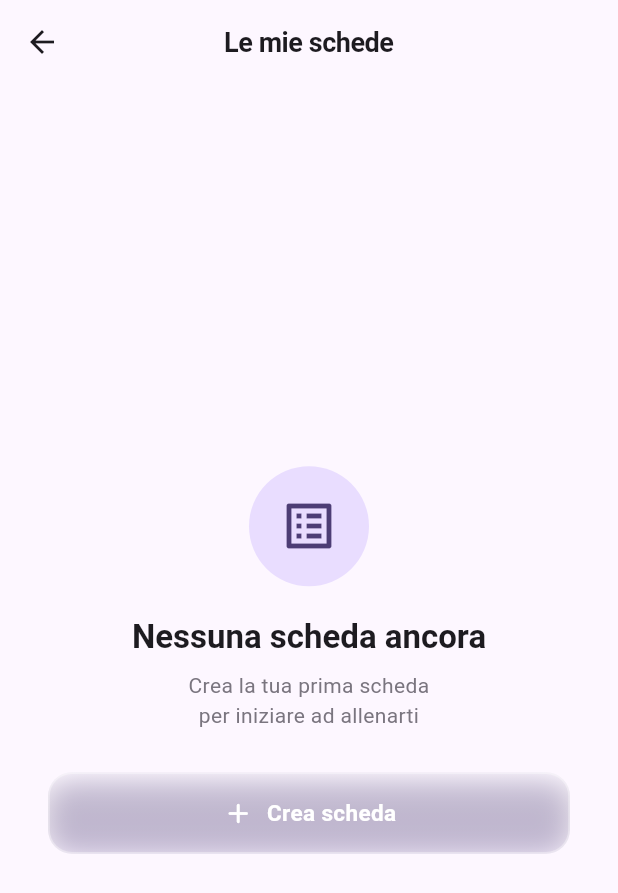
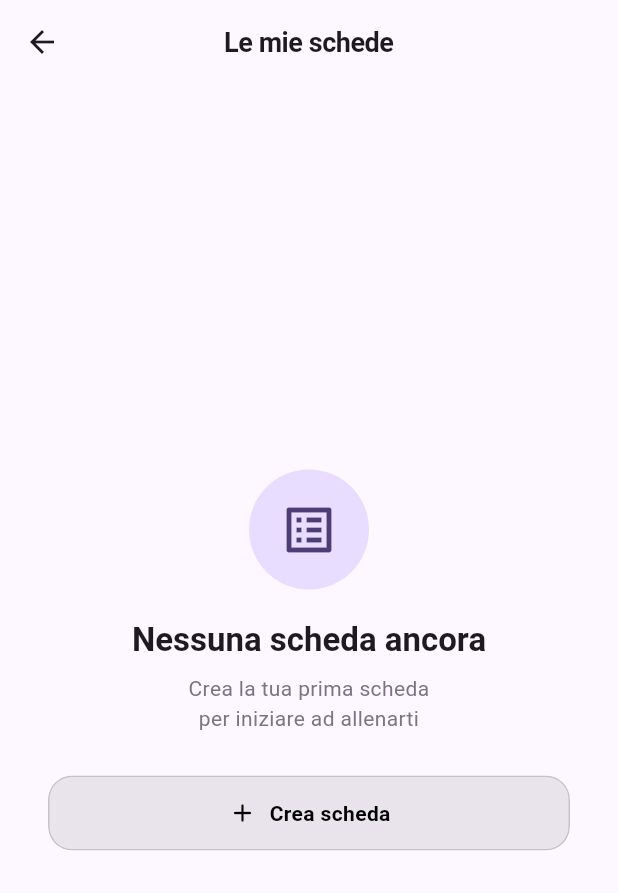
Before and after one commit to andreepv06/gymapp, a Flutter app: the WorkoutsScreen screen opened directly, on a phone screen of 412 x 824 dp. Shown: the top 893 px of the screen. Run offline on Flutter 3.47's test engine with Material 3 defaults, Android fonts, the phone set to English and light mode, and no system bars; our stand-ins replace audioplayers, fl_chart, hive, hive_flutter, image_picker, shared_preferences; missing offline and left inert: dart:html; accounts and stored records are empty.

Commit message:
non ne posso più

```diff
--- a/lib/screens/workouts/workouts_screen.dart
+++ b/lib/screens/workouts/workouts_screen.dart
@@ -1,9 +1,10 @@
-import 'dart:ui';
+//import 'dart:ui';
 import 'package:flutter/material.dart';
 import 'package:provider/provider.dart';
 import '../../models/hive_models.dart';
 import '../../providers/workout_provider.dart';
 import 'workout_detail_screen.dart';
+import '../../widgets/glass_button.dart';
 
 class WorkoutsScreen extends StatefulWidget {
   const WorkoutsScreen({super.key});
@@ -140,118 +141,9 @@ class _WorkoutsScreenState extends State<WorkoutsScreen> {
   }
 }
 
-// ── Lista schede con bottone glass in fondo ──
-class _WorkoutList extends StatelessWidget {
-  final List<HiveWorkout> workouts;
-  final VoidCallback onAdd;
-
-  const _WorkoutList({required this.workouts, required this.onAdd});
-
-  @override
-  Widget build(BuildContext context) {
-    final bottomPadding = MediaQuery.of(context).padding.bottom;
-    final isDark = Theme.of(context).brightness == Brightness.dark;
-
-    return Column(
-      children: [
-        Expanded(
-          child: ListView.separated(
-            padding: const EdgeInsets.fromLTRB(16, 16, 16, 12),
-            itemCount: workouts.length,
-            separatorBuilder: (_, __) => const SizedBox(height: 8),
-            itemBuilder: (_, i) => _WorkoutCard(workout: workouts[i]),
-          ),
-        ),
-        Padding(
-          padding: EdgeInsets.fromLTRB(32, 8, 32, bottomPadding + 100),
-          child: _WorkoutGlassButton(
-            onTap: onAdd,
-            isDark: isDark,
-            icon: Icons.add_rounded,
-            label: 'Nuova scheda',
-          ),
-        ),
-      ],
-    );
-  }
-}
 
 // ── Bottone glass riusabile ──
 // Usa gli stessi colori del bottone "Aggiungi esercizi" in workout_detail_screen
-class _WorkoutGlassButton extends StatelessWidget {
-  final VoidCallback onTap;
-  final bool isDark;
-  final IconData icon;
-  final String label;
-
-  const _WorkoutGlassButton({
-    required this.onTap,
-    required this.isDark,
-    required this.icon,
-    required this.label,
-  });
-
-  @override
-  Widget build(BuildContext context) {
-    final cs = Theme.of(context).colorScheme;
-    // Stesso schema colore usato in workout_detail_screen._GlassButton
-    final baseColor = cs.primary;
-    final borderColor =
-        Colors.white.withOpacity(isDark ? 0.12 : 0.35);
-    final glassOverlay =
-        Colors.white.withOpacity(isDark ? 0.07 : 0.2);
-
-    return ClipRRect(
-      borderRadius: BorderRadius.circular(16),
-      child: BackdropFilter(
-        filter: ImageFilter.blur(sigmaX: 10, sigmaY: 10),
-        child: Material(
-          color: Colors.transparent,
-          child: InkWell(
-            onTap: onTap,
-            child: Container(
-              width: double.infinity,
-              padding:
-                  const EdgeInsets.symmetric(horizontal: 24, vertical: 15),
-              decoration: BoxDecoration(
-                color: baseColor,
-                borderRadius: BorderRadius.circular(16),
-                border: Border.all(color: borderColor, width: 1.2),
-                gradient: LinearGradient(
-                  begin: Alignment.topCenter,
-                  end: Alignment.bottomCenter,
-                  colors: [glassOverlay, Colors.transparent],
-                ),
-                boxShadow: [
-                  BoxShadow(
-                    color: baseColor.withOpacity(0.35),
-                    blurRadius: 16,
-                    offset: const Offset(0, 4),
-                  ),
-                ],
-              ),
-              child: Row(
-                mainAxisAlignment: MainAxisAlignment.center,
-                children: [
-                  Icon(icon, color: cs.onPrimary, size: 22),
-                  const SizedBox(width: 8),
-                  Text(
-                    label,
-                    style: TextStyle(
-                      color: cs.onPrimary,
-                      fontWeight: FontWeight.w700,
-                      fontSize: 15,
-                    ),
-                  ),
-                ],
-              ),
-            ),
-          ),
-        ),
-      ),
-    );
-  }
-}
 
 class _WorkoutCard extends StatelessWidget {
   final HiveWorkout workout;
@@ -469,9 +361,8 @@ class _EmptyState extends StatelessWidget {
                   ?.copyWith(color: cs.outline),
             ),
             const SizedBox(height: 28),
-            _WorkoutGlassButton(
+            GlassButton(
               onTap: onAdd,
-              isDark: isDark,
               icon: Icons.add_rounded,
               label: 'Crea scheda',
             ),
@@ -481,3 +372,47 @@ class _EmptyState extends StatelessWidget {
     );
   }
 }
+
+class _WorkoutList extends StatelessWidget {
+  final List<HiveWorkout> workouts;
+  final VoidCallback onAdd;
+
+  const _WorkoutList({
+    required this.workouts,
+    required this.onAdd,
+  });
+
+  @override
+  Widget build(BuildContext context) {
+    final bottomPadding = MediaQuery.of(context).padding.bottom;
+
+    return Column(
+      children: [
+        Expanded(
+          child: ListView.separated(
+            padding: const EdgeInsets.fromLTRB(16, 16, 16, 12),
+            itemCount: workouts.length,
+            separatorBuilder: (_, __) => const SizedBox(height: 8),
+            itemBuilder: (_, i) {
+              return _WorkoutCard(workout: workouts[i]);
+            },
+          ),
+        ),
+
+        Padding(
+          padding: EdgeInsets.fromLTRB(
+            32,
+            8,
+            32,
+            bottomPadding + 100,
+          ),
+          child: GlassButton(
+            onTap: onAdd,
+            icon: Icons.add_rounded,
+            label: 'Nuova scheda',
+          ),
+        ),
+      ],
+    );
+  }
+}
--- /dev/null
+++ b/lib/widgets/glass_button.dart
@@ -0,0 +1,65 @@
+import 'dart:ui';
+import 'package:flutter/material.dart';
+
+class GlassButton extends StatelessWidget {
+  final VoidCallback onTap;
+  final IconData icon;
+  final String label;
+
+  const GlassButton({
+    super.key,
+    required this.onTap,
+    required this.icon,
+    required this.label,
+  });
+
+  @override
+  Widget build(BuildContext context) {
+    final cs = Theme.of(context).colorScheme;
+    final isDark = Theme.of(context).brightness == Brightness.dark;
+
+    /// 🔥 LOGICA CHIAVE:
+    /// - tema scuro → bottone più CHIARO (glass chiaro)
+    /// - tema chiaro → bottone più SCURO (glass scuro)
+    final baseColor = isDark ? Colors.white : Colors.black;
+
+    final backgroundColor = baseColor.withOpacity(isDark ? 0.12 : 0.08);
+    final borderColor = baseColor.withOpacity(isDark ? 0.25 : 0.15);
+    final textColor = isDark ? Colors.white : Colors.black;
+
+    return ClipRRect(
+      borderRadius: BorderRadius.circular(16),
+      child: BackdropFilter(
+        filter: ImageFilter.blur(sigmaX: 12, sigmaY: 12),
+        child: Material(
+          color: Colors.transparent,
+          child: InkWell(
+            onTap: onTap,
+            child: Container(
+              padding: const EdgeInsets.symmetric(horizontal: 24, vertical: 14),
+              decoration: BoxDecoration(
+                color: backgroundColor,
+                borderRadius: BorderRadius.circular(16),
+                border: Border.all(color: borderColor),
+              ),
+              child: Row(
+                mainAxisAlignment: MainAxisAlignment.center,
+                children: [
+                  Icon(icon, color: textColor, size: 20),
+                  const SizedBox(width: 8),
+                  Text(
+                    label,
+                    style: TextStyle(
+                      color: textColor,
+                      fontWeight: FontWeight.w700,
+                    ),
+                  ),
+                ],
+              ),
+            ),
+          ),
+        ),
+      ),
+    );
+  }
+}
```
Also changed, not shown: 2 other files.
